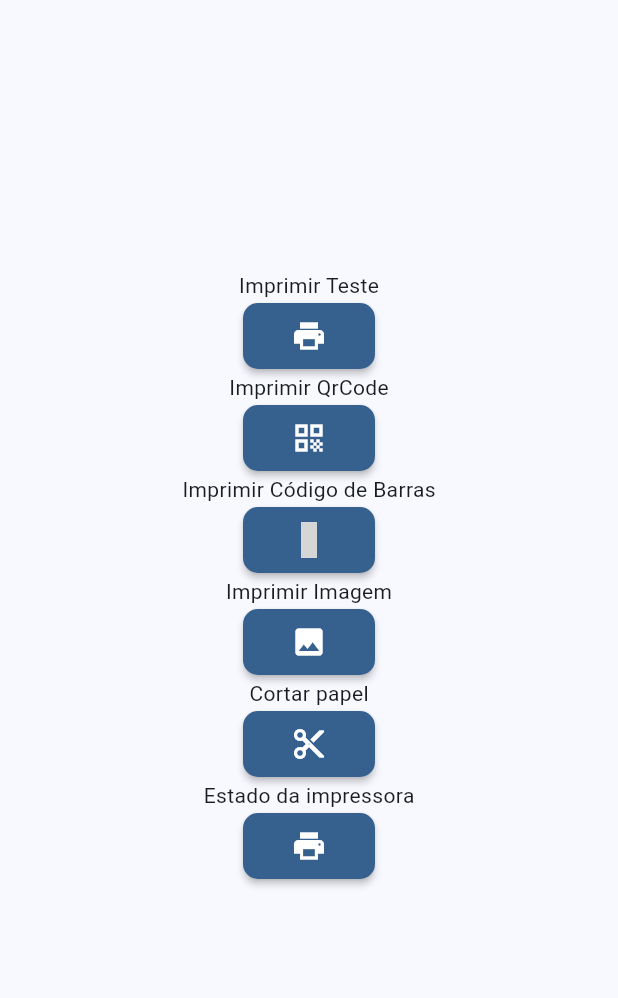
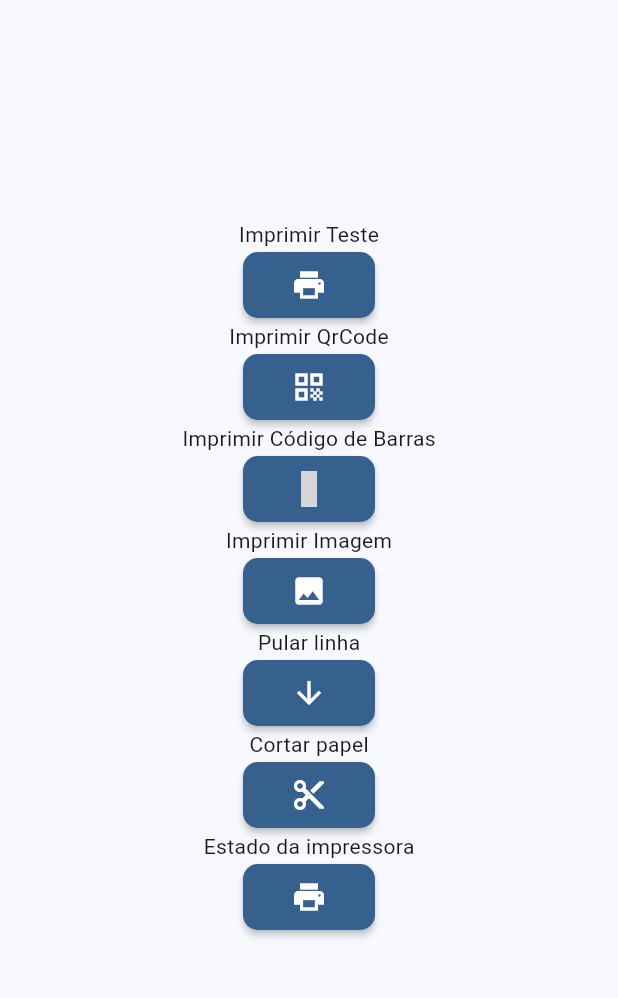
Before and after one commit to lnsiqueira/sunmiprinter, a Flutter app: the screen it shows after launch, on a phone screen of 412 x 824 dp, the part 84-1082 px from its top. Run offline on Flutter 3.47's test engine with Material 3 defaults, Android fonts, the phone set to English and light mode, and no system bars; our stand-ins replace flutter_material_design_icons, fluttertoast; grey boxes are pictures that could not be loaded.

Commit message:
:sparkles: feat: implements wraplines

```diff
--- a/lib/screens/home_screen.dart
+++ b/lib/screens/home_screen.dart
@@ -121,6 +121,10 @@ class _MyHomePageState extends State<MyHomePage> {
       await sunmiPrinterPlugin.cutPaper();
     }
 
+    void onClickButtonPularLinha() async {
+      await sunmiPrinterPlugin.lineWrap(1);
+    }
+
     return Scaffold(
       appBar: AppBar(
         backgroundColor: Theme.of(context).colorScheme.inversePrimary,
@@ -147,10 +151,16 @@ class _MyHomePageState extends State<MyHomePage> {
             Button(
                 onPressed: onClickButtonImprimirImagem,
                 icon: Icon(Icons.image)),
+            Text("Pular linha"),
+            Button(
+                onPressed: onClickButtonPularLinha,
+                icon: Icon(Icons.arrow_downward)),
             Text("Cortar papel"),
             Button(
                 onPressed: onClickButtonCortarPapel,
                 icon: Icon(Icons.cut)),
+
+
             Text("Estado da impressora"),
             Button(
                 onPressed: onClickButtonEstadoImpressora,
```
